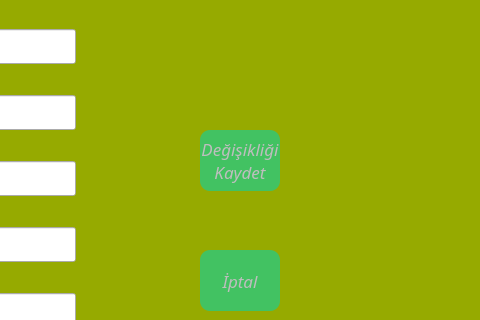
Qt form cuis/library.ui (ibrahimyasar68/PdSqliteLib) before a commit; both pictures show x 822 to 1302 and y 209 to 529 of the 1518 by 744 pixel window.
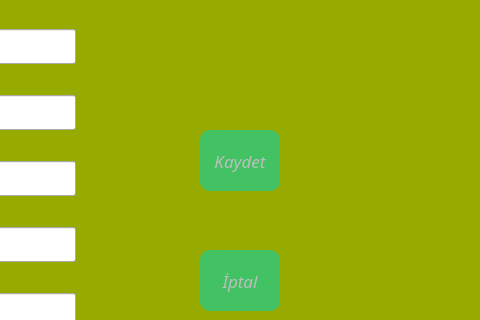
The same form after that commit. The open tabs and pages were chosen to show the change. Icons and pictures are not drawn.

The edit to the form file:
```diff
--- a/cuis/library.ui
+++ b/cuis/library.ui
@@ -1182,8 +1182,7 @@
 </string>
             </property>
             <property name="text">
-             <string>Değişikliği
-Kaydet</string>
+             <string>Kaydet</string>
             </property>
            </widget>
            <widget class="QPushButton" name="pushButton_3_2_iptal">
```
